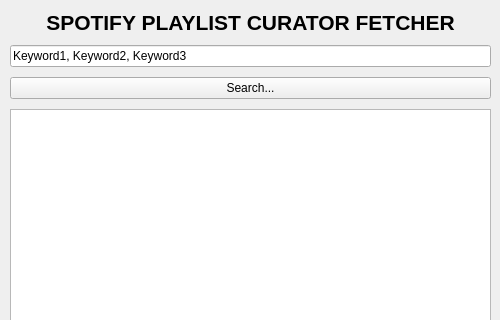
Old version of the form main.ui in the repository MLK97/Spotify-Playlist-Curator-Fetcher; both pictures show x 0 to 500 and y 0 to 320 of the 500 by 700 pixel window.
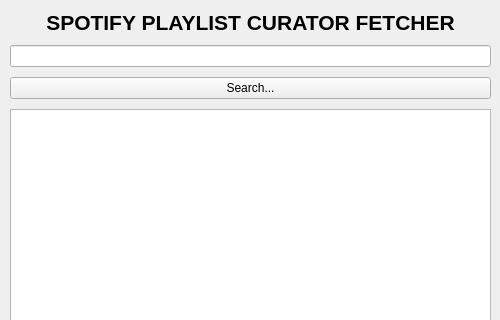
New version of the form.

```diff
--- a/main.ui
+++ b/main.ui
@@ -53,7 +53,7 @@
      <item>
       <widget class="QLineEdit" name="search_field">
        <property name="text">
-        <string>Keyword1, Keyword2, Keyword3</string>
+        <string/>
        </property>
       </widget>
      </item>
```
Left out of the diff: 6 changed lines with no effect on the pictures.
